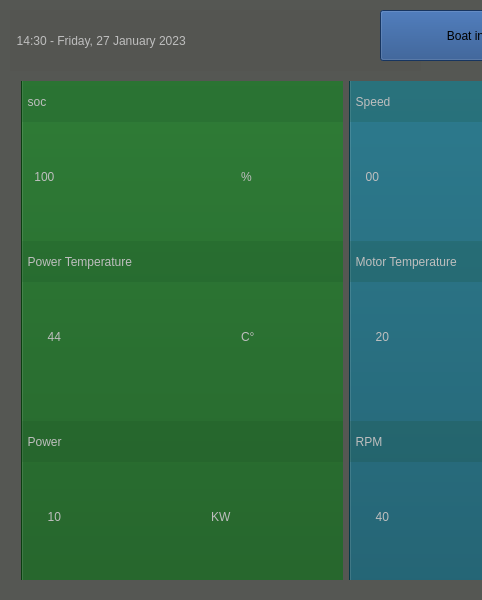
First picture: the form in apps/huracanXsantoka/mainwindow.ui, repository GiovanniRaseraF/santoka_qt, before the edit; both pictures show x 0 to 482 and y 0 to 600 of the 1010 by 600 pixel window.
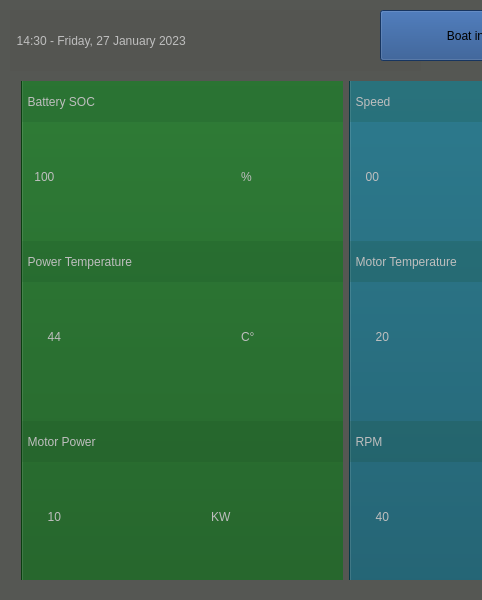
Second picture: the form after the edit. Icons and pictures are not drawn.

The edit to the form file:
```diff
--- a/apps/huracanXsantoka/mainwindow.ui
+++ b/apps/huracanXsantoka/mainwindow.ui
@@ -79,7 +79,7 @@
 font: 20pt &quot;Ubuntu&quot;;</string>
           </property>
           <property name="text">
-           <string>  soc</string>
+           <string>  Battery SOC</string>
           </property>
          </widget>
          <widget class="QLabel" name="l_SOC_value">
@@ -251,7 +251,7 @@
 font: 20pt &quot;Ubuntu&quot;;</string>
           </property>
           <property name="text">
-           <string>  Power</string>
+           <string>  Motor Power</string>
           </property>
          </widget>
         </widget>
```
